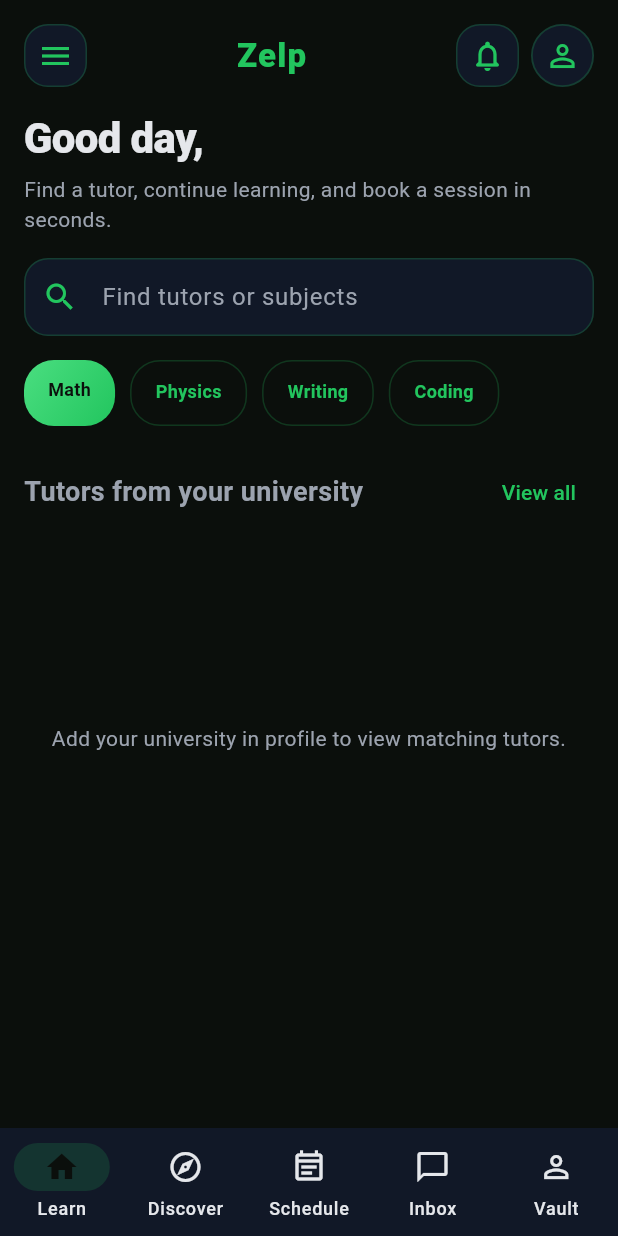
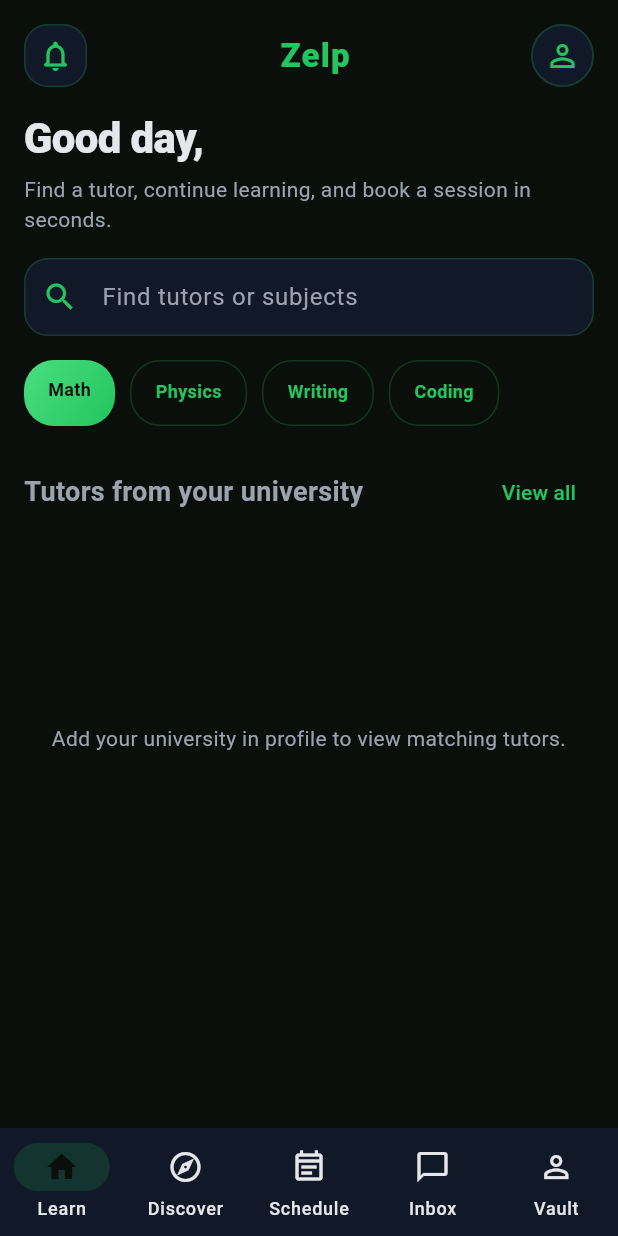
Before and after one commit to giroumtadrous/myapp, a Flutter app: the screen it shows once a user with an empty profile is signed in, on a phone screen of 412 x 824 dp. Run offline on Flutter 3.47's test engine with Material 3 defaults, Android fonts, the phone set to English and light mode, and no system bars; our stand-ins replace cloud_firestore, firebase_auth, firebase_core, firebase_messaging, flutter_local_notifications, google_sign_in and 3 more; missing offline and left inert: jitsi_meet_flutter_sdk; accounts and stored records are empty.

Commit message:
Implemenet new features

```diff
--- a/lib/features/dashboard/zelp_home_screen.dart
+++ b/lib/features/dashboard/zelp_home_screen.dart
@@ -12,6 +12,7 @@ import '../../widgets/pressable_scale.dart';
 import '../../widgets/zelp_ui_components.dart';
 import '../booking/zelp_tutor_profile_screen.dart';
 import '../notifications/notifications_screen.dart';
+import '../profile/zelp_profile_screen.dart';
 
 class ZelpHomeScreen extends StatefulWidget {
   const ZelpHomeScreen({super.key});
@@ -49,7 +50,9 @@ class _ZelpHomeScreenState extends State<ZelpHomeScreen> {
               // Top Navigation Row
               Row(
                 children: [
-                  _HeaderIconButton(icon: Icons.menu, onTap: () {}),
+                  // Notification bell on the left
+                  _NotificationBell(paymentRepository: _paymentRepository, currentUser: currentUser),
+                  const SizedBox(width: 8),
                   const Spacer(),
                   const Text(
                     'Zelp',
@@ -61,18 +64,35 @@ class _ZelpHomeScreenState extends State<ZelpHomeScreen> {
                     ),
                   ),
                   const Spacer(),
-                  // Notification bell next to profile
-                  _NotificationBell(paymentRepository: _paymentRepository, currentUser: currentUser),
-                  const SizedBox(width: 8),
-                  Container(
-                    width: 42,
-                    height: 42,
-                    decoration: BoxDecoration(
-                      color: AppTheme.surface,
-                      shape: BoxShape.circle,
-                      border: Border.fromBorderSide(AppTheme.border(width: 1.2)),
+                  PressableScale(
+                    child: Material(
+                      color: Colors.transparent,
+                      child: InkWell(
+                        borderRadius: BorderRadius.circular(21),
+                        onTap: () {
+                          Navigator.of(context).push(
+                            AppTransitions.slideFromRight(
+                              page: const ZelpProfileScreen(),
+                            ),
+                          );
+                        },
+                        child: Container(
+                          width: 42,
+                          height: 42,
+                          decoration: BoxDecoration(
+                            color: AppTheme.surface,
+                            shape: BoxShape.circle,
+                            border: Border.fromBorderSide(
+                              AppTheme.border(width: 1.2),
+                            ),
+                          ),
+                          child: const Icon(
+                            Icons.person_outline,
+                            color: AppTheme.primary,
+                          ),
+                        ),
+                      ),
                     ),
-                    child: const Icon(Icons.person_outline, color: AppTheme.primary),
                   ),
                 ],
               ),
@@ -260,107 +280,6 @@ class _ZelpHomeScreenState extends State<ZelpHomeScreen> {
   }
 }
 
-class _HeaderIconButton extends StatelessWidget {
-  const _HeaderIconButton({required this.icon, required this.onTap});
-
-  final IconData icon;
-  final VoidCallback onTap;
-
-  @override
-  Widget build(BuildContext context) {
-    return PressableScale(
-      onTap: onTap,
-      child: Container(
-        width: 42,
-        height: 42,
-        decoration: BoxDecoration(
-          color: AppTheme.surface,
-          borderRadius: BorderRadius.circular(16),
-          border: Border.fromBorderSide(AppTheme.border()),
-        ),
-        child: Icon(icon, color: AppTheme.primary),
-      ),
-    );
-  }
-}
-/*
-class _ContinueLearningCard extends StatelessWidget {
-  const _ContinueLearningCard({required this.onTap});
-
-  final VoidCallback onTap;
-
-  @override
-  Widget build(BuildContext context) {
-    return PressableScale(
-      onTap: onTap,
-      child: Container(
-        width: double.infinity,
-        padding: const EdgeInsets.all(18),
-        decoration: BoxDecoration(
-          color: AppTheme.surface,
-          borderRadius: BorderRadius.circular(16),
-          border: Border.fromBorderSide(AppTheme.border()),
-        ),
-        child: Row(
-          children: [
-            Expanded(
-              child: Column(
-                crossAxisAlignment: CrossAxisAlignment.start,
-                children: [
-                  Container(
-                    padding: const EdgeInsets.symmetric(horizontal: 10, vertical: 6),
-                    decoration: BoxDecoration(
-                      color: AppTheme.primary.withValues(alpha: 0.1),
-                      borderRadius: BorderRadius.circular(999),
-                    ),
-                    child: const Text(
-                      'Continue Learning',
-                      style: TextStyle(
-                        color: AppTheme.primary,
-                        fontSize: 10,
-                        fontWeight: FontWeight.w800,
-                        letterSpacing: 0.6,
-                      ),
-                    ),
-                  ),
-                  const SizedBox(height: 12),
-                  const Text(
-                    'Calculus II: Integration by Parts',
-                    style: TextStyle(
-                      color: AppTheme.textPrimary,
-                      fontSize: 22,
-                      fontWeight: FontWeight.w800,
-                      height: 1.1,
-                    ),
-                  ),
-                  const SizedBox(height: 8),
-                  const Text(
-                    'Your next lesson is ready. Pick up right where you left off with a focused 25 minute session.',
-                    style: TextStyle(color: AppTheme.textSecondary, fontSize: 13, height: 1.4),
-                  ),
-                  const SizedBox(height: 16),
-                  const ZelpPrimaryButton(label: 'Resume Learning', onTap: null, icon: Icons.play_arrow_rounded),
-                ],
-              ),
-            ),
-            const SizedBox(width: 12),
-            Container(
-              width: 88,
-              height: 88,
-              decoration: BoxDecoration(
-                color: AppTheme.primary.withValues(alpha: 0.08),
-                borderRadius: BorderRadius.circular(20),
-                border: Border.fromBorderSide(AppTheme.border()),
-              ),
-              child: const Icon(Icons.auto_awesome_rounded, color: AppTheme.primary, size: 38),
-            ),
-          ],
-        ),
-      ),
-    );
-  }
-}
-*/
 class _NotificationBell extends StatelessWidget {
   final PaymentRepository paymentRepository;
   final User currentUser;
```
Also changed, not shown: lib/features/auth/complete_profile_screen.dart (+26 -4 lines), lib/features/profile/profile_screen.dart (deleted, +0 -379 lines).
